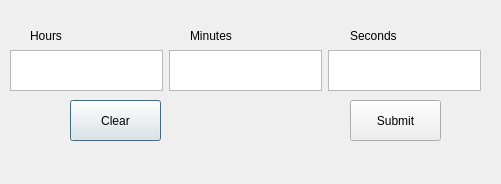
Qt form main.ui (rakshith111/Shutdownify) before a commit.
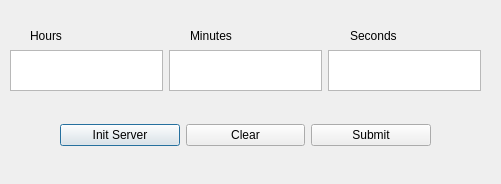
The same form after that commit.

What changed in the file:
```diff
--- a/main.ui
+++ b/main.ui
@@ -34,32 +34,6 @@
     </item>
    </layout>
   </widget>
-  <widget class="QPushButton" name="clear_btn">
-   <property name="geometry">
-    <rect>
-     <x>70</x>
-     <y>100</y>
-     <width>91</width>
-     <height>41</height>
-    </rect>
-   </property>
-   <property name="text">
-    <string>Clear</string>
-   </property>
-  </widget>
-  <widget class="QPushButton" name="submit_btn">
-   <property name="geometry">
-    <rect>
-     <x>350</x>
-     <y>100</y>
-     <width>91</width>
-     <height>41</height>
-    </rect>
-   </property>
-   <property name="text">
-    <string>Submit</string>
-   </property>
-  </widget>
   <widget class="QLabel" name="minutes_label">
    <property name="geometry">
     <rect>
@@ -99,6 +73,39 @@
     <string>Hours</string>
    </property>
   </widget>
+  <widget class="QWidget" name="horizontalLayoutWidget_2">
+   <property name="geometry">
+    <rect>
+     <x>60</x>
+     <y>100</y>
+     <width>371</width>
+     <height>71</height>
+    </rect>
+   </property>
+   <layout class="QHBoxLayout" name="horizontalLayout_2">
+    <item>
+     <widget class="QPushButton" name="clear_btn_2">
+      <property name="text">
+       <string>Init Server</string>
+      </property>
+     </widget>
+    </item>
+    <item>
+     <widget class="QPushButton" name="clear_btn">
+      <property name="text">
+       <string>Clear</string>
+      </property>
+     </widget>
+    </item>
+    <item>
+     <widget class="QPushButton" name="submit_btn">
+      <property name="text">
+       <string>Submit</string>
+      </property>
+     </widget>
+    </item>
+   </layout>
+  </widget>
  </widget>
  <resources/>
  <connections/>
```
